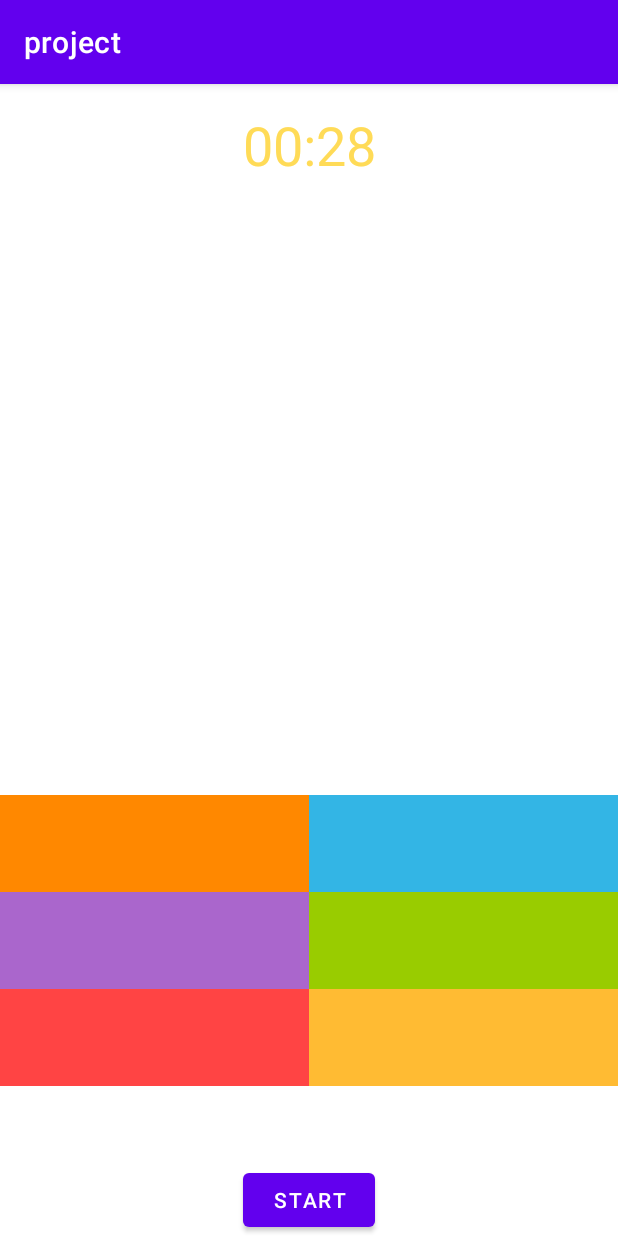
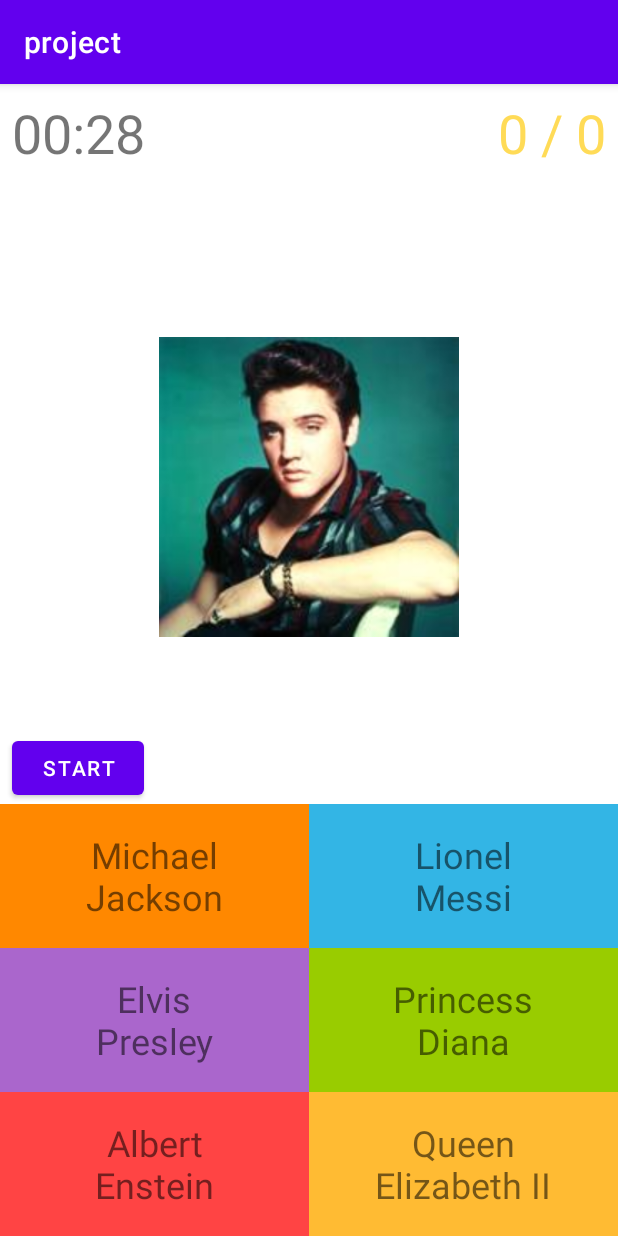
Before and after one commit to AlexandrTsymbal/project, an Android app: the screen it shows after launch (MainActivity), after a tap on "START", on a phone screen of 412 x 824 dp. Run offline under Robolectric (Android 15) with nearby library versions, the phone set to English and light mode, and no system bars; our stand-ins replace data binding.

Commit message:
implemented simple game

```diff
--- a/app/src/main/java/com/example/project/GameFragment.java
+++ b/app/src/main/java/com/example/project/GameFragment.java
@@ -2,6 +2,7 @@ package com.example.project;
 
 import android.os.Bundle;
 import android.os.CountDownTimer;
+import android.util.Log;
 import android.view.LayoutInflater;
 import android.view.View;
 import android.view.ViewGroup;
@@ -12,6 +13,7 @@ import android.widget.Toast;
 import androidx.annotation.NonNull;
 import androidx.annotation.Nullable;
 import androidx.fragment.app.Fragment;
+import androidx.lifecycle.Observer;
 import androidx.lifecycle.ViewModelProvider;
 
 import com.example.project.databinding.GameFragmentBinding;
@@ -24,6 +26,12 @@ public class GameFragment extends Fragment {
     public View onCreateView(@NonNull LayoutInflater inflater, @Nullable ViewGroup container, @Nullable Bundle savedInstanceState) {
         GameFragmentBinding binding = GameFragmentBinding.inflate(getLayoutInflater());
         viewModel = new ViewModelProvider(getActivity()).get(GameViewModel.class);
+        viewModel.getCurrent().observe(getActivity(), new Observer<Question>() {
+            @Override
+            public void onChanged(Question question) {
+                binding.imageView.setImageResource(question.url);
+            }
+        });
 
         binding.setLifecycleOwner(this);
         binding.setViewModel(viewModel);
--- a/app/src/main/java/com/example/project/GameViewModel.java
+++ b/app/src/main/java/com/example/project/GameViewModel.java
@@ -7,18 +7,67 @@ import androidx.lifecycle.LiveData;
 import androidx.lifecycle.MutableLiveData;
 import androidx.lifecycle.ViewModel;
 
+import java.util.ArrayList;
+import java.util.List;
+import java.util.Random;
+
+enum Status {
+    END,
+    GAME
+}
+
 public class GameViewModel extends ViewModel {
 
     private CountDownTimer timer;
+    private int correctAnswerIndex;
+    private int countAnswers = 0;
+    private int countRight = 0;
     private int secondsLeft = 0;
+    private List<Question> questions;
+    private Random random = new Random();
+    private Status status = Status.END;
+
+//    GameViewModel() {
+//        questions = new ArrayList<Question>();
+//        questions.add(new Question("Michael Jackson", R.drawable.img1));
+//        questions.add(new Question("Jesus", R.drawable.img2));
+//        questions.add(new Question("Lionel Messi", R.drawable.img3));
+//        questions.add(new Question("Princess Diana", R.drawable.img4));
+//        questions.add(new Question("Queen Elizabeth II", R.drawable.img5));
+//        questions.add(new Question("Elvis Presley", R.drawable.img6));
+//        questions.add(new Question("Madonna", R.drawable.img7));
+//        questions.add(new Question("Albert Enstein", R.drawable.img8));
+//    }
+
+    private MutableLiveData<String> score = new MutableLiveData<>("0 / 0");
+    public LiveData<String> getScore() {
+        return score;
+    }
 
     private MutableLiveData<String> time = new MutableLiveData<String>("00:00");
     public LiveData<String> getTime() {
         return time;
     }
 
+    private MutableLiveData<Question> current = new MutableLiveData<>();
+    public LiveData<Question> getCurrent() {
+        return current;
+    }
+
+    private MutableLiveData<List<Question>> answers = new MutableLiveData<List<Question>>();
+    public LiveData<List<Question>> getAnswers() {
+        return answers;
+    }
+
     public void start() {
+        if (status == Status.GAME) {
+            return;
+        }
+
+        reset();
         setSecondsLeft(30);
+        initQuestion();
+        nextQuestion();
         timer = new CountDownTimer(3600*1000, 1000) {
             @Override
             public void onTick(long l) {
@@ -30,6 +79,7 @@ public class GameViewModel extends ViewModel {
             }
         };
         timer.start();
+        status = Status.GAME;
     }
 
     private void changeSecondsLeft(int i) {
@@ -41,10 +91,17 @@ public class GameViewModel extends ViewModel {
         }
     }
 
+    private void reset() {
+        setSecondsLeft(0);
+        if (timer != null) {
+            timer.cancel();
+        }
+        timer = null;
+    }
+
     private void gameOver() {
-        setSecondsLeft(0);
-        timer.cancel();
-        timer = null;
+        reset();
+        status = Status.END;
     }
 
     private void setSecondsLeft(int i) {
@@ -57,4 +114,57 @@ public class GameViewModel extends ViewModel {
         int s = secondsLeft % 60;
         time.setValue(String.format("%02d:%02d", m, s));
     }
+
+    void nextQuestion() {
+        int randomIndex = random.nextInt(questions.size());
+        current.setValue(questions.get(randomIndex));
+
+        generateAnswers(randomIndex);
+    }
+
+    private void generateAnswers(int questionIndex) {
+        List<Question> list = new ArrayList<Question>();
+        correctAnswerIndex = random.nextInt(6);
+
+        for (int i = 0; i < 6; i++) {
+            if (i == correctAnswerIndex) {
+                list.add(current.getValue());
+            } else {
+                int randomIndex = questionIndex;
+                while (randomIndex == questionIndex) {
+                    randomIndex = random.nextInt(questions.size());
+                }
+                list.add(questions.get(randomIndex));
+            }
+        }
+        answers.setValue(list);
+    }
+
+    public void checkAnswer(int index) {
+        if (status == Status.END) {
+            return;
+        }
+
+        countAnswers++;
+        if (index == correctAnswerIndex) {
+            countRight++;
+            changeSecondsLeft(5);
+        } else {
+            changeSecondsLeft(-5);
+        }
+        score.setValue(String.format("%d / %d", countRight, countAnswers));
+        nextQuestion();
+    }
+
+    public void initQuestion() {
+        questions = new ArrayList<Question>();
+        questions.add(new Question("Michael\nJackson", R.drawable.img1));
+        questions.add(new Question("Jesus", R.drawable.img2));
+        questions.add(new Question("Lionel\nMessi", R.drawable.img3));
+        questions.add(new Question("Princess\nDiana", R.drawable.img4));
+        questions.add(new Question("Queen\nElizabeth II", R.drawable.img5));
+        questions.add(new Question("Elvis\nPresley", R.drawable.img6));
+        questions.add(new Question("Madonna", R.drawable.img7));
+        questions.add(new Question("Albert\nEnstein", R.drawable.img8));
+    }
 }
--- /dev/null
+++ b/app/src/main/java/com/example/project/Question.java
@@ -0,0 +1,22 @@
+package com.example.project;
+
+import java.util.ArrayList;
+import java.util.List;
+
+public class Question {
+    String name;
+    Integer url;
+
+    Question(String name, Integer url) {
+        this.name = name;
+        this.url = url;
+    }
+
+    public Integer getUrl() {
+        return url;
+    }
+
+    public String getName() {
+        return name;
+    }
+}
--- a/app/src/main/res/layout/game_fragment.xml
+++ b/app/src/main/res/layout/game_fragment.xml
@@ -20,12 +20,24 @@
             android:layout_width="wrap_content"
             android:layout_height="wrap_content"
             tools:text="00:00"
+            android:textSize="36sp"
+            app:layout_constraintStart_toStartOf="parent"
+            app:layout_constraintTop_toTopOf="@id/scoreTextView"
+            app:layout_constraintBottom_toBottomOf="@id/scoreTextView"
+            android:layout_marginLeft="8dp" />
+
+        <TextView
+            android:id="@+id/scoreTextView"
+            tools:text="5 / 10"
             android:textColor="#FFDB57"
             android:textSize="36sp"
+            android:text="@{viewModel.score}"
+            android:layout_width="wrap_content"
+            android:layout_height="wrap_content"
             app:layout_constraintEnd_toEndOf="parent"
-            app:layout_constraintStart_toStartOf="parent"
             app:layout_constraintTop_toTopOf="parent"
-            android:layout_marginTop="16dp" />
+            android:layout_marginTop="8dp"
+            android:layout_marginRight="8dp"/>
 
         <ImageView
             android:id="@+id/imageView"
@@ -35,13 +47,12 @@
             app:layout_constraintEnd_toEndOf="parent"
             app:layout_constraintStart_toStartOf="parent"
             app:layout_constraintTop_toBottomOf="@id/time"
-            tools:src="@tools:sample/backgrounds/scenic" />
+            tools:src="@drawable/img1" />
 
         <TableLayout
             android:id="@+id/answersTableLayout"
             android:layout_width="match_parent"
             android:layout_height="wrap_content"
-            android:layout_marginBottom="100dp"
             app:layout_constraintBottom_toBottomOf="parent"
             app:layout_constraintEnd_toEndOf="parent"
             app:layout_constraintStart_toStartOf="parent">
@@ -51,22 +62,26 @@
                 android:layout_height="match_parent">
 
                 <TextView
-                    android:layout_width="wrap_content"
-                    android:layout_height="wrap_content"
+                    android:layout_width="match_parent"
+                    android:layout_height="96dp"
                     android:layout_weight="1"
                     android:background="@android:color/holo_orange_dark"
                     android:gravity="center"
-                    android:padding="16dp"
+                    android:padding="8dp"
+                    android:text="@{viewModel.answers.get(0).name}"
+                    android:onClick="@{() -> viewModel.checkAnswer(0)}"
                     android:textSize="24sp"
                     tools:text="Answer 1" />
 
                 <TextView
-                    android:layout_width="wrap_content"
-                    android:layout_height="wrap_content"
+                    android:layout_width="match_parent"
+                    android:layout_height="96dp"
                     android:layout_weight="1"
                     android:background="@android:color/holo_blue_light"
                     android:gravity="center"
-                    android:padding="16dp"
+                    android:padding="8dp"
+                    android:text="@{viewModel.answers.get(1).name}"
+                    android:onClick="@{() -> viewModel.checkAnswer(1)}"
                     android:textSize="24sp"
                     tools:text="Answer 1" />
             </TableRow>
@@ -76,22 +91,26 @@
                 android:layout_height="match_parent">
 
                 <TextView
-                    android:layout_width="wrap_content"
-                    android:layout_height="wrap_content"
+                    android:layout_width="match_parent"
+                    android:layout_height="96dp"
                     android:layout_weight="1"
                     android:background="@android:color/holo_purple"
                     android:gravity="center"
-                    android:padding="16dp"
+                    android:padding="8dp"
+                    android:text="@{viewModel.answers.get(2).name}"
+                    android:onClick="@{() -> viewModel.checkAnswer(2)}"
                     android:textSize="24sp"
                     tools:text="Answer 1" />
 
                 <TextView
-                    android:layout_width="wrap_content"
-                    android:layout_height="wrap_content"
+                    android:layout_width="match_parent"
+                    android:layout_height="96dp"
                     android:layout_weight="1"
                     android:background="@android:color/holo_green_light"
                     android:gravity="center"
-                    android:padding="16dp"
+                    android:padding="8dp"
+                    android:text="@{viewModel.answers.get(3).name}"
+                    android:onClick="@{() -> viewModel.checkAnswer(3)}"
                     android:textSize="24sp"
                     tools:text="Answer 1" />
             </TableRow>
@@ -101,22 +120,26 @@
                 android:layout_height="match_parent">
 
                 <TextView
-                    android:layout_width="wrap_content"
-                    android:layout_height="wrap_content"
+                    android:layout_width="match_parent"
+                    android:layout_height="96dp"
                     android:layout_weight="1"
                     android:background="@android:color/holo_red_light"
                     android:gravity="center"
-                    android:padding="16dp"
+                    android:padding="8dp"
+                    android:text="@{viewModel.answers.get(4).name}"
+                    android:onClick="@{() -> viewModel.checkAnswer(4)}"
                     android:textSize="24sp"
                     tools:text="Answer 1" />
 
                 <TextView
-                    android:layout_width="wrap_content"
-                    android:layout_height="wrap_content"
+                    android:layout_width="match_parent"
+                    android:layout_height="96dp"
                     android:layout_weight="1"
                     android:background="@android:color/holo_orange_light"
                     android:gravity="center"
-                    android:padding="16dp"
+                    android:padding="8dp"
+                    android:text="@{viewModel.answers.get(5).name}"
+                    android:onClick="@{() -> viewModel.checkAnswer(5)}"
                     android:textSize="24sp"
                     tools:text="Answer 1" />
             </TableRow>
@@ -128,9 +151,9 @@
             android:layout_height="wrap_content"
             android:onClick="@{() -> viewModel.start()}"
             android:text="Start"
+            app:layout_constraintBottom_toTopOf="@id/answersTableLayout"
             app:layout_constraintStart_toStartOf="parent"
-            app:layout_constraintEnd_toEndOf="parent"
-            app:layout_constraintBottom_toBottomOf="parent"/>
+            android:layout_marginLeft="8dp"/>
 
     </androidx.constraintlayout.widget.ConstraintLayout>
 </layout>
```
Also changed, not shown: app/src/main/res/drawable/img1.jpeg (added), app/src/main/res/drawable/img2.jpeg (added), app/src/main/res/drawable/img3.jpeg (added), app/src/main/res/drawable/img4.jpeg (added), app/src/main/res/drawable/img5.jpeg (added), app/src/main/res/drawable/img6.jpeg (added), app/src/main/res/drawable/img7.jpeg (added), app/src/main/res/drawable/img8.jpeg (added).
